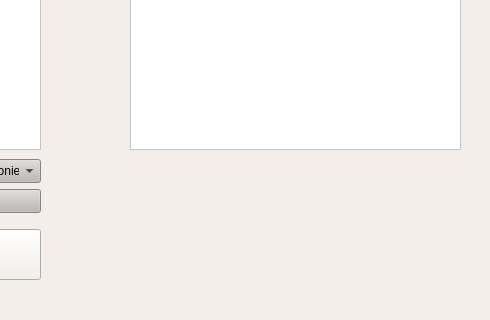
Qt form src/QtApp/HarmonyApp/mainwindow.ui (Narraxas/ProjetImage_SujetN-5_HarmonieDesCouleurs) before a commit; both pictures show x 310 to 800 and y 280 to 600 of the 800 by 600 pixel window.
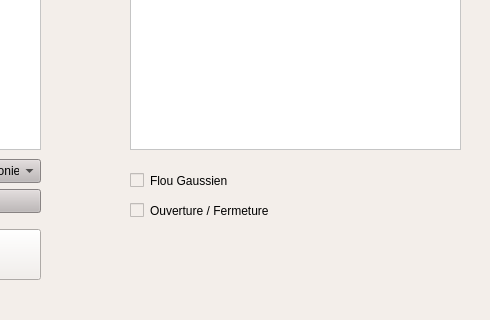
The same form after that commit.

Patch:
```diff
--- a/src/QtApp/HarmonyApp/mainwindow.ui
+++ b/src/QtApp/HarmonyApp/mainwindow.ui
@@ -159,6 +159,32 @@
      <string>Generate the image</string>
     </property>
    </widget>
+   <widget class="QCheckBox" name="isBlurred">
+    <property name="geometry">
+     <rect>
+      <x>440</x>
+      <y>430</y>
+      <width>211</width>
+      <height>23</height>
+     </rect>
+    </property>
+    <property name="text">
+     <string>Flou Gaussien</string>
+    </property>
+   </widget>
+   <widget class="QCheckBox" name="isOpenedClosed">
+    <property name="geometry">
+     <rect>
+      <x>440</x>
+      <y>460</y>
+      <width>221</width>
+      <height>23</height>
+     </rect>
+    </property>
+    <property name="text">
+     <string>Ouverture / Fermeture</string>
+    </property>
+   </widget>
   </widget>
   <widget class="QMenuBar" name="menubar">
    <property name="geometry">
```
Left out of the diff: 2 changed lines with no effect on the pictures.
